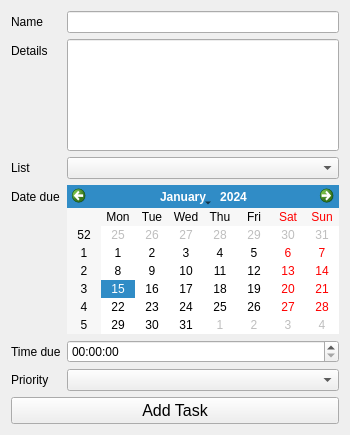
Qt form Presentation/AddTaskWidget.ui (TarcaAndrei/NotesApp) before a commit.
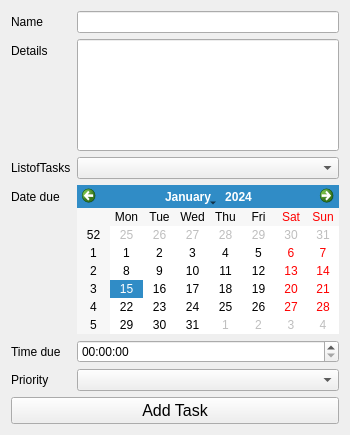
The same form after that commit.

```diff
--- a/Presentation/AddTaskWidget.ui
+++ b/Presentation/AddTaskWidget.ui
@@ -48,7 +48,7 @@
        <item row="2" column="0">
         <widget class="QLabel" name="label_4">
          <property name="text">
-          <string>List</string>
+          <string>ListofTasks</string>
          </property>
         </widget>
        </item>
```
